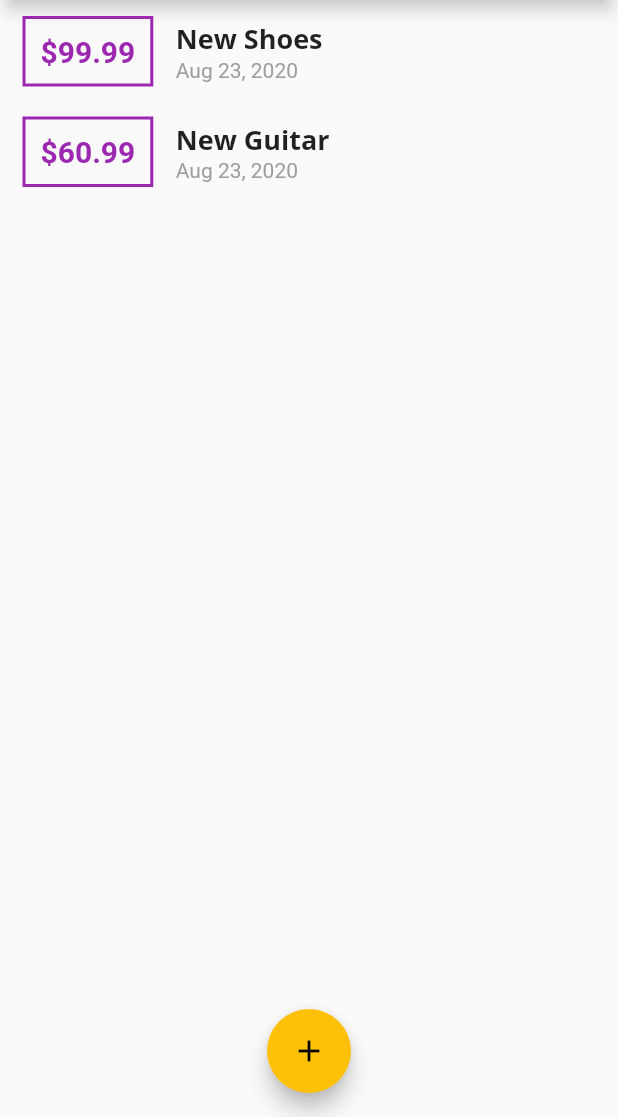
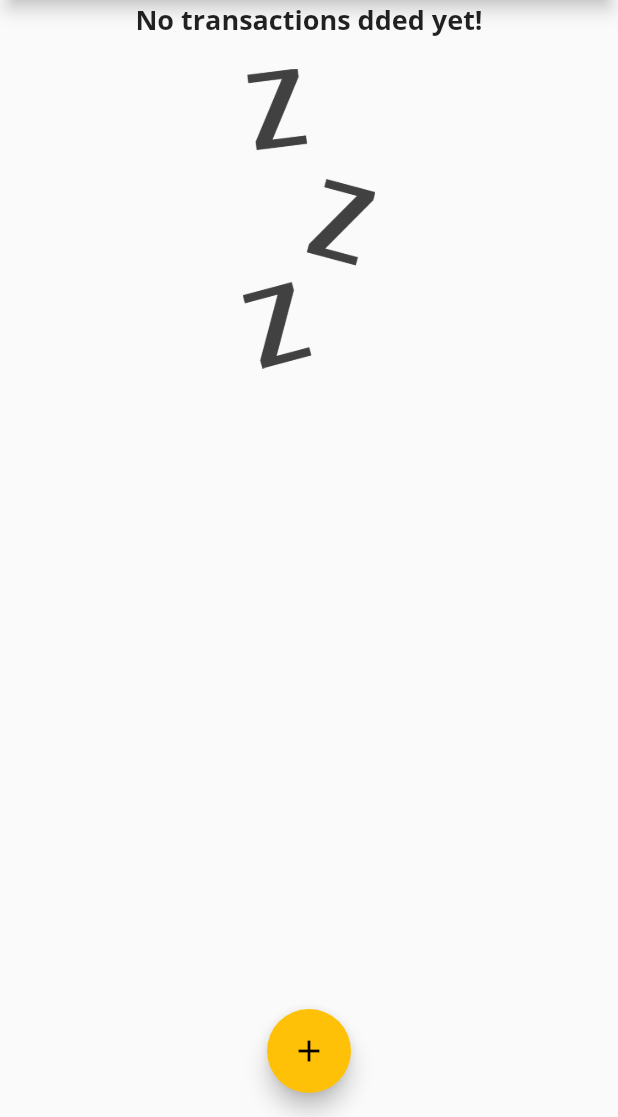
Before and after one commit to kittichanr/flutter_expense_planner, a Flutter app: the screen it shows after launch, on a phone screen of 412 x 824 dp, the part 119-1236 px from its top. Run offline on Flutter 3.47's test engine with Material 2 defaults, Android fonts, the phone set to English and light mode, and no system bars.

```diff
--- a/lib/main.dart
+++ b/lib/main.dart
@@ -38,10 +38,10 @@ class MyHomePage extends StatefulWidget {
 
 class _MyHomePageState extends State<MyHomePage> {
   final List<Transaction> _userTransactions = [
-    Transaction(
-        id: 't1', title: 'New Shoes', amount: 99.99, date: DateTime.now()),
-    Transaction(
-        id: 't2', title: 'New Guitar', amount: 60.99, date: DateTime.now()),
+    // Transaction(
+    //     id: 't1', title: 'New Shoes', amount: 99.99, date: DateTime.now()),
+    // Transaction(
+    //     id: 't2', title: 'New Guitar', amount: 60.99, date: DateTime.now()),
   ];
 
   void _addNewTransaction(String txTitle, double txAmount) {
--- a/lib/widgets/transaction_list.dart
+++ b/lib/widgets/transaction_list.dart
@@ -12,7 +12,26 @@ class TransactionList extends StatelessWidget {
   Widget build(BuildContext context) {
     return Container(
       height: 300,
-      child: ListView.builder(
+      child: transactions.isEmpty
+          ? Column(
+              children: <Widget>[
+                Text(
+                  'No transactions dded yet!',
+                  style: Theme.of(context).textTheme.headline6,
+                ),
+                SizedBox(
+                  height: 20,
+                ),
+                Container(
+                  height: 200,
+                  child: Image.asset(
+                    'assets/images/waiting.png',
+                    fit: BoxFit.cover,
+                  ),
+                )
+              ],
+            )
+          : ListView.builder(
               itemBuilder: (ctx, index) {
                 return Row(
                   children: [
--- a/pubspec.yaml
+++ b/pubspec.yaml
@@ -45,8 +45,8 @@ flutter:
   uses-material-design: true
 
   # To add assets to your application, add an assets section, like this:
-  # assets:
-  #   - images/a_dot_burr.jpeg
+  assets:
+    - assets/images/waiting.png
   #   - images/a_dot_ham.jpeg
 
   # An image asset can refer to one or more resolution-specific "variants", see
```
Also changed, not shown: assets/images/waiting.png (added). Lines whose indentation alone changed are shown as unchanged.
